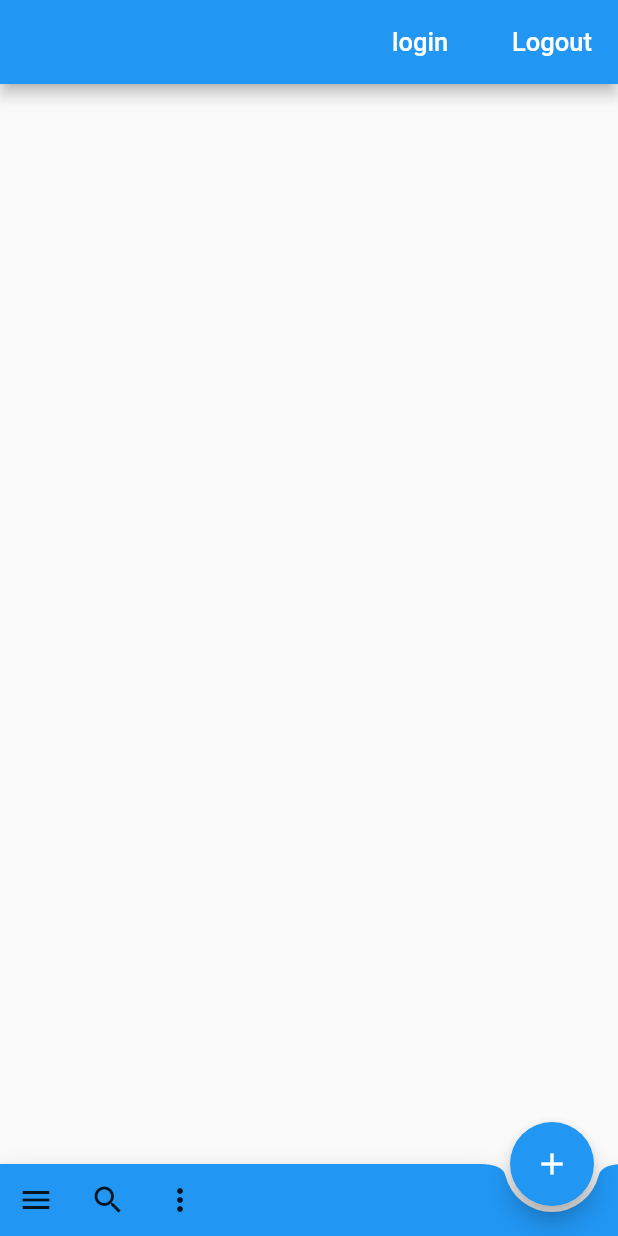
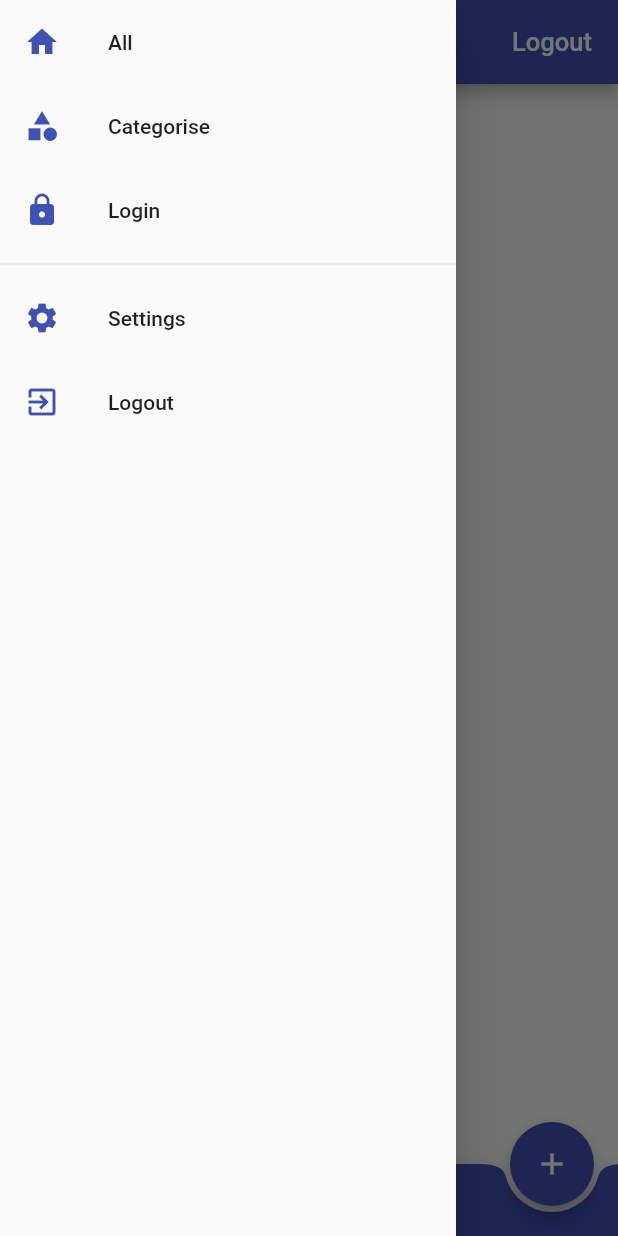
Before and after one commit to hansike/sqllite_firebase, a Flutter app: the screen it shows after launch, with the side drawer open (before the commit the screen has no drawer), on a phone screen of 412 x 824 dp. Run offline on Flutter 3.47's test engine with Material 2 defaults, Android fonts, the phone set to English and light mode, and no system bars; our stand-ins replace cloud_firestore, firebase_auth, flutter_colorpicker, flutter_native_admob, fluttertoast, google_sign_in and 1 more; missing offline and left inert: a package; accounts and stored records are empty.

```diff
--- a/lib/main.dart
+++ b/lib/main.dart
@@ -1,25 +1,31 @@
 import 'package:flutter/material.dart';
+import 'package:provider/provider.dart';
 import 'routes.dart';
-
+import 'services/authentication.dart';
 
 void main() {
   runApp(new MyApp());
 }
 
 class MyApp extends StatelessWidget {
-
   @override
   Widget build(BuildContext context) {
-
-    return new MaterialApp(
+    final Locale locale = Locale('en');
+    return MultiProvider(
+      providers: [ChangeNotifierProvider<Auth>.value(value: Auth())],
+      child: MaterialApp(
+        supportedLocales: [Locale('en'), Locale('kr')],
+        locale: locale,
         title: 'Flutter login demo',
         debugShowCheckedModeBanner: false,
         theme: new ThemeData(
-        primarySwatch: Colors.blue,
+          primaryColor: Colors.indigo,
+          primarySwatch: Colors.indigo,
         ),
         //home: new RootPage(auth: new Auth()));
         initialRoute: '/',
         routes: routes,
+      ),
     );
   }
 }
--- a/lib/models/memo.dart
+++ b/lib/models/memo.dart
@@ -3,7 +3,7 @@ import 'package:cloud_firestore/cloud_firestore.dart';
 class Memo {
 
   String key;
-  String color;
+  int color;
   String subject;
   String contents;
   bool completed;
@@ -29,8 +29,8 @@ class Memo {
         subject = snapshot.data["subject"],
         contents = snapshot.data["contents"],
         completed = snapshot.data["completed"],
-        regDt = snapshot.data["regDt"].toString(),
-        updDt = snapshot.data["updDt"].toString();
+        regDt = snapshot.data["regDt"]==null?'':snapshot.data["regDt"].toString(),
+        updDt = snapshot.data["regDt"]==null?'':snapshot.data["updDt"].toString();
 
   toJson() => {
         "key": key,
@@ -44,22 +44,22 @@ class Memo {
       };
 
       toJsonSqlite() => {
-        "key": key,
-        "userId": userId,
+        "key": key.toString(),
+        "userId": userId.toString(),
         "color": color,
-        "subject": subject,
-        "contents": contents,
+        "subject": subject.toString(),
+        "contents": contents.toString(),
         "completed": completed? 1 : 0,
         "regDt": regDt.toString(),
         "updDt": updDt.toString(),
       };
 
   factory Memo.fromMap(Map<String, dynamic> json) => new Memo(
-        key: json["key"],
-        userId: json["userId"],
+        key: json["key"].toString(),
+        userId: json["userId"].toString(),
         color: json["color"],
-        subject: json["subject"],
-        contents: json["contents"],
+        subject: json["subject"].toString(),
+        contents: json["contents"].toString(),
         completed: json["completed"] == 1,
         regDt: json["regDt"].toString(),
         updDt: json["updDt"].toString(),
--- /dev/null
+++ b/lib/pages/drawer.dart
@@ -0,0 +1,85 @@
+import 'package:flutter/material.dart';
+//import 'package:flutter_scaffold/blocks/auth_block.dart';
+import 'package:provider/provider.dart';
+import '../services/authentication.dart';
+
+class AppDrawer extends StatefulWidget {
+  @override
+  _AppDrawerState createState() => _AppDrawerState();
+}
+
+class _AppDrawerState extends State<AppDrawer> {
+  @override
+  Widget build(BuildContext context) {
+    Auth auth = Provider.of<Auth>(context);
+    return Column(
+      children: <Widget>[
+        if (auth.isSignedIn)
+          UserAccountsDrawerHeader(
+            decoration: BoxDecoration(
+                image: DecorationImage(
+              fit: BoxFit.cover,
+              image: AssetImage('assets/images/drawer-header.jpg'),
+            )),
+            currentAccountPicture: CircleAvatar(
+              backgroundImage: NetworkImage(
+                  'https://avatars2.githubusercontent.com/u/2400215?s=120&v=4'),
+            ),
+            accountEmail: Text(auth.user.email),
+            accountName: Text(auth.user.uid),
+          ),
+        Expanded(
+          child: ListView(
+            shrinkWrap: true,
+            children: <Widget>[
+              ListTile(
+                leading: Icon(Icons.home, color: Theme.of(context).accentColor),
+                title: Text('All'),
+                onTap: () {
+                  Navigator.pop(context);
+                },
+              ),
+              ListTile(
+                leading:
+                    Icon(Icons.category, color: Theme.of(context).accentColor),
+                title: Text('Categorise'),
+                onTap: () {
+                  Navigator.pop(context);
+                  Navigator.pushNamed(context, '/categorise');
+                },
+              ),
+              ListTile(
+                leading: Icon(Icons.lock, color: Theme.of(context).accentColor),
+                title: Text('Login'),
+                onTap: () {
+                  Navigator.pop(context);
+                  Navigator.pushNamed(context, '/login');
+                },
+              ),
+              Divider(),
+              ListTile(
+                leading:
+                    Icon(Icons.settings, color: Theme.of(context).accentColor),
+                title: Text('Settings'),
+                onTap: () {
+                  Navigator.pop(context);
+                  Navigator.pushNamed(context, '/settings');
+                },
+              ),
+              ListTile(
+                leading: Icon(Icons.exit_to_app,
+                    color: Theme.of(context).accentColor),
+                title: Text('Logout'),
+                onTap: () async {
+                  await auth.signOut();
+
+                  Navigator.pop(context);
+                },
+              )
+            ],
+          ),
+        )
+      ],
+    );
+  }
+}
--- a/lib/pages/memo_page.dart
+++ b/lib/pages/memo_page.dart
@@ -1,26 +1,13 @@
 import 'package:flutter/material.dart';
 import 'package:fluttertoast/fluttertoast.dart';
-//import 'package:firebase_database/firebase_database.dart';
-import 'package:cloud_firestore/cloud_firestore.dart';
+import 'package:provider/provider.dart';
 import '../services/authentication.dart';
 import '../services/memo.dart';
 import '../models/memo.dart';
+import 'drawer.dart';
 import 'package:flutter_native_admob/flutter_native_admob.dart';
 
 class MemoPage extends StatefulWidget {
-  MemoPage(
-      {Key key,
-      this.auth,
-      this.userId,
-      this.loginCallback,
-      this.logoutCallback})
-      : super(key: key);
-
-  final BaseAuth auth;
-  final VoidCallback logoutCallback;
-  final VoidCallback loginCallback;
-  final String userId;
-  final Firestore firestore = Firestore.instance;
   @override
   State<StatefulWidget> createState() => new _MemoPageState();
 }
@@ -29,8 +16,7 @@ class _MemoPageState extends State<MemoPage> {
   //List<Memo> _memoList;
   bool isDisposed = false;
   MemoService _memoService = new MemoService();
-  final _textEditingController = TextEditingController();
-  final _textEditingContentsController = TextEditingController();
+  Auth auth;
 
   // native admob
   static const _adUnitID = "ca-app-pub-5432103368789181/2439397011";
@@ -38,8 +24,6 @@ class _MemoPageState extends State<MemoPage> {
   @override
   void initState() {
     super.initState();
-    _memoService.setUserId(widget.userId);
-    setList();
   }
 
   @override
@@ -58,12 +42,6 @@ class _MemoPageState extends State<MemoPage> {
   }
 
   addNewMemo(Memo memo) {
-    // Memo memo = new Memo(
-    //     color: '0',
-    //     subject: memoItem.toString(),
-    //     contents: contents.toString(),
-    //     userId: widget.userId,
-    //     completed: false);
     _memoService.addMemo(memo);
   }
 
@@ -78,52 +56,6 @@ class _MemoPageState extends State<MemoPage> {
       _memoService.deleteMemo(memoId);
     });
   }
-
-  // showAddMemoDialog(BuildContext context) async {
-  //   _textEditingController.clear();
-  //   await showDialog<String>(
-  //       context: context,
-  //       builder: (BuildContext context) {
-  //         return AlertDialog(
-  //           content: new Column(
-  //             children: <Widget>[
-  //               new Expanded(
-  //                   child: new TextField(
-  //                 controller: _textEditingController,
-  //                 autofocus: true,
-  //                 decoration: new InputDecoration(
-  //                   labelText: 'Subject',
-  //                 ),
-  //               )),
-  //               new Expanded(
-  //                   child: new TextField(
-  //                 controller: _textEditingContentsController,
-  //                 autofocus: false,
-  //                 decoration: new InputDecoration(
-  //                   labelText: 'Contents',
-  //                 ),
-  //                 keyboardType: TextInputType.multiline,
-  //                 maxLines: null,
-  //               ))
-  //             ],
-  //           ),
-  //           actions: <Widget>[
-  //             new FlatButton(
-  //                 child: const Text('Cancel'),
-  //                 onPressed: () {
-  //                   Navigator.pop(context);
-  //                 }),
-  //             new FlatButton(
-  //                 child: const Text('Save'),
-  //                 onPressed: () {
-  //                   addNewMemo(_textEditingController.text.toString(),
-  //                       _textEditingContentsController.text.toString());
-  //                   Navigator.pop(context);
-  //                 })
-  //           ],
-  //         );
-  //       });
-  // }
 
   Widget showMemoList() {
     List<Memo> _memoList = _memoService.getMemoList();
@@ -140,7 +72,7 @@ class _MemoPageState extends State<MemoPage> {
           return Container(
             margin: EdgeInsets.symmetric(vertical: 5.0),
             decoration: BoxDecoration(
-              color: Color(0xFFFFE082),
+              color: Color(_memo.color),
               border: Border.all(
                 color: Colors.grey,
                 width: 1.0,
@@ -207,7 +139,7 @@ class _MemoPageState extends State<MemoPage> {
         ),
 
         // Whether to show media or not
-        showMedia: true,
+        showMedia: false,
 
         // Content paddings
         contentPadding: EdgeInsets.all(10),
@@ -244,12 +176,9 @@ class _MemoPageState extends State<MemoPage> {
             deleteMemo(_memo.key, index);
           },
           child: ListTile(
-            title: Hero(
-              tag: 'sj_' + _memo.key.toString(),
-              child: Text(
-                _memo.subject,
-                style: TextStyle(fontSize: 20.0),
-              ),
+            title: Text(
+              _memo.subject,
+              style: TextStyle(fontSize: 20.0),
             ),
             subtitle: Text(_memo.contents,
                 overflow: TextOverflow.ellipsis,
@@ -273,7 +202,7 @@ class _MemoPageState extends State<MemoPage> {
   }
 
   loginCallback(String userId) async {
-    widget.loginCallback();
+    //TODO widget.loginCallback();
     _memoService.setUserId(userId);
     await setList();
     if (!isDisposed) {
@@ -285,17 +214,17 @@ class _MemoPageState extends State<MemoPage> {
 
   signOut() async {
     try {
-      await widget.auth.signOut();
+      await auth.signOut();
       _memoService.setUserId("");
-      setList();
-      widget.logoutCallback();
+
+      //TODO widget.logoutCallback();
     } catch (e) {
       print(e);
     }
   }
 
   editCallback(Memo memo) {
-    memo.userId = widget.userId;
+    memo.userId = auth.getUserId();
     if (memo.key != null && memo.key != '') {
       updateMemo(memo);
     } else {
@@ -305,9 +234,16 @@ class _MemoPageState extends State<MemoPage> {
 
   @override
   Widget build(BuildContext context) {
-    return new Scaffold(
+    auth = Provider.of<Auth>(context);
+    _memoService.setUserId(auth.getUserId());
+    //setList();
+
+    return Scaffold(
+        drawer: Drawer(
+          child: AppDrawer(),
+        ),
         appBar: new AppBar(
-          title: new Text(widget.auth.getUserId()),
+          title: new Text(auth.getUserId()),
           actions: <Widget>[
             new FlatButton(
                 child: new Text('login',
@@ -317,7 +253,6 @@ class _MemoPageState extends State<MemoPage> {
                     context,
                     '/login',
                     arguments: <String, dynamic>{
-                      'auth': widget.auth,
                       'loginCallback': loginCallback,
                     },
                   );
@@ -336,7 +271,6 @@ class _MemoPageState extends State<MemoPage> {
               context,
               '/memo/edit',
               arguments: <String, dynamic>{
-                //'memo': '',
                 'editCallback': editCallback,
               },
             );
--- a/lib/pages/root_page.dart
+++ /dev/null
@@ -1,98 +0,0 @@
-import 'package:flutter/material.dart';
-import '../services/authentication.dart';
-import '../pages/memo_page.dart';
-
-enum AuthStatus {
-  NOT_DETERMINED,
-  NOT_LOGGED_IN,
-  LOGGED_IN,
-}
-
-class RootPage extends StatefulWidget {
-  RootPage({this.auth});
-
-  final BaseAuth auth;
-
-  @override
-  State<StatefulWidget> createState() => new _RootPageState();
-}
-
-class _RootPageState extends State<RootPage> {
-  AuthStatus authStatus = AuthStatus.NOT_DETERMINED;
-  String _userId = "";
-
-  @override
-  void initState() {
-    super.initState();
-    widget.auth.getCurrentUser().then((user) {
-      setState(() {
-        if (user != null) {
-          _userId = user?.uid;
-        }
-        authStatus =
-            user?.uid == null ? AuthStatus.NOT_LOGGED_IN : AuthStatus.LOGGED_IN;
-      });
-    });
-  }
-
-  void loginCallback() {
-    widget.auth.getCurrentUser().then((user) {
-      setState(() {
-        _userId = user.uid.toString();
-      });
-    });
-    setState(() {
-      authStatus = AuthStatus.LOGGED_IN;
-    });
-  }
-
-  void logoutCallback() {
-    setState(() {
-      authStatus = AuthStatus.NOT_LOGGED_IN;
-      _userId = "";
-    });
-  }
-
-  Widget buildWaitingScreen() {
-    return Scaffold(
-      body: Container(
-        alignment: Alignment.center,
-        child: CircularProgressIndicator(),
-      ),
-    );
-  }
-
-  @override
-  Widget build(BuildContext context) {
-    switch (authStatus) {
-      case AuthStatus.NOT_DETERMINED:
-        return buildWaitingScreen();
-        break;
-      case AuthStatus.NOT_LOGGED_IN:
-        // return new LoginSignupPage(
-        //   auth: widget.auth,
-        //   loginCallback: loginCallback,
-        // );
-        return new MemoPage(
-          userId: _userId,
-          auth: widget.auth,
-          loginCallback: loginCallback,
-          logoutCallback: logoutCallback,
-        );
-        break;
-      case AuthStatus.LOGGED_IN:
-        if (_userId.length > 0 && _userId != null) {
-          return new MemoPage(
-            userId: _userId,
-            auth: widget.auth,
-            loginCallback: loginCallback,
-            logoutCallback: logoutCallback,
-          );
-        } else
-          return buildWaitingScreen();
-        break;
-      default:
-        return buildWaitingScreen();
-    }
-  }
-}
--- a/lib/routes.dart
+++ b/lib/routes.dart
@@ -1,12 +1,12 @@
 import 'package:flutter/material.dart';
+import 'package:newnewfirebase/pages/memo_page.dart';
 import 'pages/login_signup_page.dart';
 import 'pages/memo_edit_page.dart';
 import 'services/authentication.dart';
-import 'pages/root_page.dart';
 
 final Auth auth = new Auth();
 final routes = {
-  '/': (context) => new RootPage(auth: auth),
+  '/': (context) => MemoPage(),
   '/login': (context) => LoginSignupPage(),
   '/memo/edit': (context) => MemoEditPage(),
   '/page1': (context) => Page1(),
--- a/lib/services/authentication.dart
+++ b/lib/services/authentication.dart
@@ -1,4 +1,5 @@
 import 'dart:async';
+import 'package:flutter/material.dart';
 import 'package:firebase_auth/firebase_auth.dart';
 import 'package:google_sign_in/google_sign_in.dart';
 
@@ -18,12 +19,16 @@ abstract class BaseAuth {
   Future<bool> isEmailVerified();
 
   String getUserId();
+
+  FirebaseUser user;
+  bool isSignedIn;
 }
 
-class Auth implements BaseAuth {
+class Auth extends ChangeNotifier implements BaseAuth  {
   final FirebaseAuth _firebaseAuth = FirebaseAuth.instance;
   final GoogleSignIn _googleSignIn = GoogleSignIn();
   FirebaseUser user;
+  bool isSignedIn = false;
 
   String getUserId() {
     String uid;
@@ -44,6 +49,8 @@ class Auth implements BaseAuth {
     AuthResult authResult =
         await _firebaseAuth.signInWithCredential(credential);
     user = authResult.user;
+    isSignedIn = true;
+    notifyListeners();
     return user.uid;
   }
 
@@ -51,6 +58,8 @@ class Auth implements BaseAuth {
     AuthResult result = await _firebaseAuth.signInWithEmailAndPassword(
         email: email, password: password);
     user = result.user;
+    isSignedIn = true;
+    notifyListeners();
     return user.uid;
   }
 
@@ -58,6 +67,8 @@ class Auth implements BaseAuth {
     AuthResult result = await _firebaseAuth.createUserWithEmailAndPassword(
         email: email, password: password);
     user = result.user;
+    isSignedIn = true;
+    notifyListeners();
     return user.uid;
   }
 
@@ -68,6 +79,7 @@ class Auth implements BaseAuth {
 
   Future<void> signOut() async {
     user = null;
+    isSignedIn = false;
     return _firebaseAuth.signOut();
   }
 
--- a/pubspec.yaml
+++ b/pubspec.yaml
@@ -14,7 +14,7 @@ description: A new Flutter project.
 version: 1.0.0+1
 
 environment:
-  sdk: ">=2.1.0 <3.0.0"
+  sdk: ">=2.2.2 <3.0.0"
 
 dependencies:
   flutter:
@@ -34,6 +34,8 @@ dependencies:
   firebase_admob: ^0.9.1+3
   flutter_native_admob: ^1.0.1
   uuid: ^2.0.4 #generate unique id
+  provider: ^4.0.4 #state management
+  flutter_colorpicker: ^0.3.2
 
 dev_dependencies:
   flutter_test:
```
Also changed, not shown: lib/pages/login_signup_page.dart (+12 -9 lines), lib/pages/memo_edit_page.dart (+87 -17 lines), lib/services/memo.dart (+10 -7 lines), pubspec.lock. Lines whose indentation alone changed are shown as unchanged.
